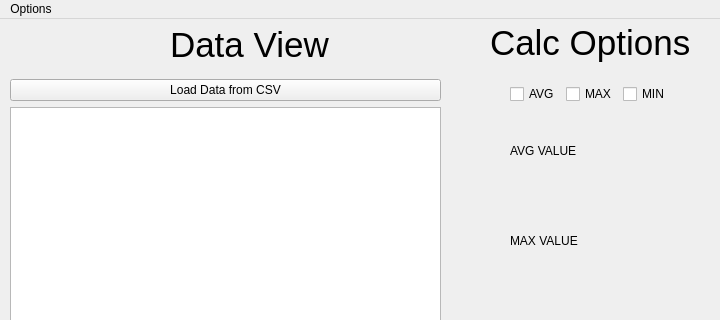
First picture: the form in Qt_Designer/mainwindow.ui, repository bb305496/CSV_Weather_Dashboard, before the edit; both pictures show x 0 to 720 and y 0 to 320 of the 720 by 700 pixel window.
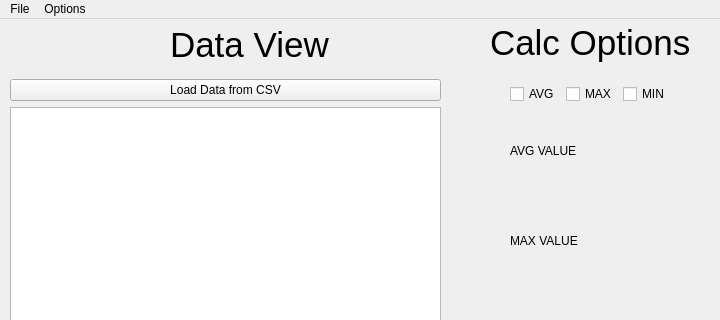
Second picture: the form after the edit. Icons and pictures are not drawn.

Commit message: Menu bar and themes

Diff of the .ui file:
```diff
--- a/Qt_Designer/mainwindow.ui
+++ b/Qt_Designer/mainwindow.ui
@@ -446,6 +446,14 @@
     </widget>
     <addaction name="menuTheme"/>
    </widget>
+   <widget class="QMenu" name="menuFile">
+    <property name="title">
+     <string>File</string>
+    </property>
+    <addaction name="actionOpen"/>
+    <addaction name="actionSave"/>
+   </widget>
+   <addaction name="menuFile"/>
    <addaction name="menuOptions"/>
   </widget>
   <action name="actionLight">
```
Left out of the diff: 28 changed lines with no effect on the pictures. The commit also changes 6 other files.
